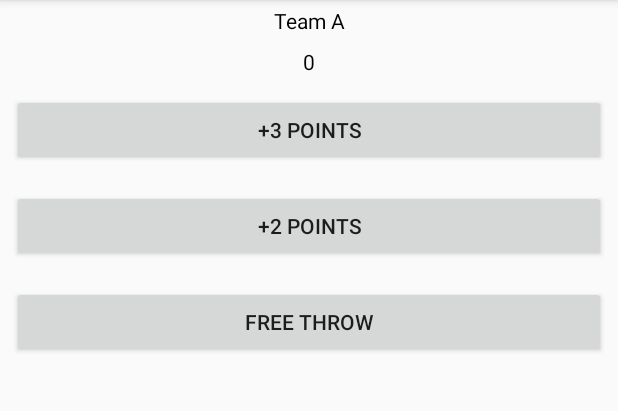
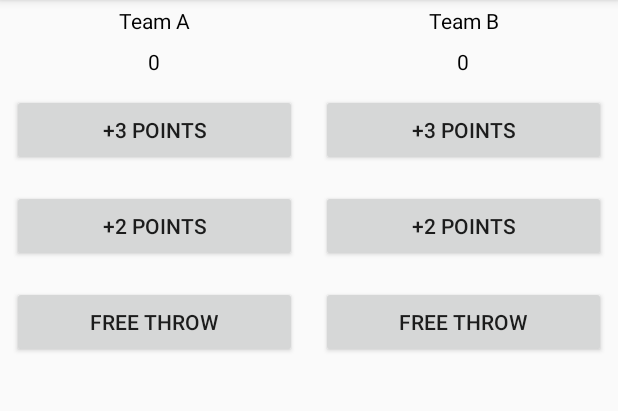
Before and after one commit to amandabarta/CourtCounter, an Android app: the screen it shows after launch (MainActivity), on a phone screen of 412 x 824 dp, the part 84-495 px from its top. Run offline under Robolectric (Android 15) with nearby library versions, the phone set to English and light mode, and no system bars.

Commit message:
added team b

```diff
--- a/app/src/main/java/com/example/android/courtcounter/MainActivity.java
+++ b/app/src/main/java/com/example/android/courtcounter/MainActivity.java
@@ -8,8 +8,10 @@ import android.view.View;
 import android.widget.TextView;
 
 public class MainActivity extends AppCompatActivity {
-
+// tracks score team a
     int scoreTeamA = 0;
+//    tracks score team b
+    int scoreTeamB = 0;
 
     @Override
     protected void onCreate(Bundle savedInstanceState) {
@@ -45,20 +47,48 @@ public class MainActivity extends AppCompatActivity {
         TextView scoreView = (TextView) findViewById(R.id.team_a_score);
         scoreView.setText(String.valueOf(score));
     }
+    /**
+     * Displays the given score for Team B.
+     */
+    public void displayForTeamB(int score) {
+        TextView scoreView = (TextView) findViewById(R.id.team_b_score);
+        scoreView.setText(String.valueOf(score));
+    }
 
-    // adds 3 to player's score
+    // adds 3 to Team A score
     public void plusThreeTeamA (View v) {
         scoreTeamA = scoreTeamA + 3;
         displayForTeamA(scoreTeamA);
 
     }
-    // adds 2 to player's score
+    // adds 2 to Team A score
     public void plusTwoTeamA (View v) {
-        displayForTeamA(2);
+        scoreTeamA = scoreTeamA + 2;
+        displayForTeamA(scoreTeamA);
     }
 
-    //adds 1 to player's score
+    //adds 1 to Team A score
     public void plusOneTeamA (View v) {
-        displayForTeamA(1);
+        scoreTeamA = scoreTeamA + 1;
+        displayForTeamA(scoreTeamA);
+    }
+
+
+    // adds 3 to Team B score
+    public void plusThreeTeamB (View v) {
+        scoreTeamB = scoreTeamB + 3;
+        displayForTeamB(scoreTeamB);
+
+    }
+    // adds 2 to Team B score
+    public void plusTwoTeamB (View v) {
+        scoreTeamB = scoreTeamB + 2;
+        displayForTeamB(scoreTeamB);
+    }
+
+    //adds 1 to Team B score
+    public void plusOneTeamB (View v) {
+        scoreTeamB = scoreTeamB + 1;
+        displayForTeamB(scoreTeamB);
     }
 }
--- a/app/src/main/res/layout/activity_main.xml
+++ b/app/src/main/res/layout/activity_main.xml
@@ -4,47 +4,105 @@
     xmlns:tools="http://schemas.android.com/tools"
     android:layout_width="match_parent"
     android:layout_height="match_parent"
-    android:orientation="vertical"
+    android:orientation="horizontal"
     tools:context="com.example.android.courtcounter.MainActivity">
+
+    <LinearLayout
+        android:layout_width="0dp"
+        android:layout_height="match_parent"
+        android:layout_weight="1"
+        android:orientation="vertical">
 
         <TextView
             android:layout_width="match_parent"
             android:layout_height="wrap_content"
+            android:gravity="center_horizontal"
+            android:padding="4dp"
             android:text="Team A"
-        android:textColor="#000"
-        android:padding="4dp"
-        android:gravity="center_horizontal"/>
+            android:textColor="#000" />
+
         <TextView
             android:id="@+id/team_a_score"
             android:layout_width="match_parent"
             android:layout_height="wrap_content"
+            android:gravity="center_horizontal"
+            android:padding="4dp"
             android:text="0"
-        android:textColor="#000"
-        android:gravity="center_horizontal"
-        android:padding="4dp" />
+            android:textColor="#000" />
 
         <Button
-        android:id="@+id/button_3_pointer"
+            android:id="@+id/button_3_pointer_team_a"
+            android:layout_width="match_parent"
             android:layout_height="wrap_content"
-        android:layout_width="match_parent"
-        android:text="+3 Points"
             android:layout_margin="8dp"
-        android:onClick="plusThreeTeamA"/>
+            android:onClick="plusThreeTeamA"
+            android:text="+3 Points" />
 
         <Button
-        android:id="@+id/button_2_pointer"
+            android:id="@+id/button_2_pointer_team_a"
+            android:layout_width="match_parent"
             android:layout_height="wrap_content"
-        android:layout_width="match_parent"
-        android:text="+2 Points"
             android:layout_margin="8dp"
-        android:onClick="plusTwoTeamA"/>
+            android:onClick="plusTwoTeamA"
+            android:text="+2 Points" />
 
         <Button
-        android:id="@+id/button_free_throw"
+            android:id="@+id/button_free_throw_team_a"
+            android:layout_width="match_parent"
             android:layout_height="wrap_content"
+            android:layout_margin="8dp"
+            android:onClick="plusOneTeamA"
+            android:text="Free Throw" />
+    </LinearLayout>
+
+    <LinearLayout
+        android:layout_width="0dp"
+        android:layout_height="match_parent"
+        android:layout_weight="1"
+        android:orientation="vertical">
+
+        <TextView
             android:layout_width="match_parent"
-        android:text="Free Throw"
+            android:layout_height="wrap_content"
+            android:gravity="center_horizontal"
+            android:padding="4dp"
+            android:text="Team B"
+            android:textColor="#000" />
+
+        <TextView
+            android:id="@+id/team_b_score"
+            android:layout_width="match_parent"
+            android:layout_height="wrap_content"
+            android:gravity="center_horizontal"
+            android:padding="4dp"
+            android:text="0"
+            android:textColor="#000" />
+
+        <Button
+            android:id="@+id/button_3_pointer_team_b"
+            android:layout_width="match_parent"
+            android:layout_height="wrap_content"
             android:layout_margin="8dp"
-        android:onClick="plusOneTeamA"/>
+            android:onClick="plusThreeTeamB"
+            android:text="+3 Points" />
+
+        <Button
+            android:id="@+id/button_2_pointer_team_b"
+            android:layout_width="match_parent"
+            android:layout_height="wrap_content"
+            android:layout_margin="8dp"
+            android:onClick="plusTwoTeamB"
+            android:text="+2 Points" />
+
+        <Button
+            android:id="@+id/button_free_throw_team_b"
+            android:layout_width="match_parent"
+            android:layout_height="wrap_content"
+            android:layout_margin="8dp"
+            android:onClick="plusOneTeamB"
+            android:text="Free Throw" />
 
     </LinearLayout>
+
+
+</LinearLayout>
```
Lines whose indentation alone changed are shown as unchanged.
